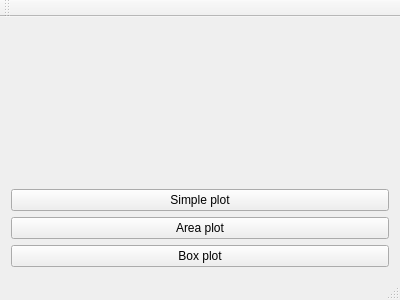
neutronimaging/sandbox, file qt/charttest/mainwindow.ui: the form before one commit.
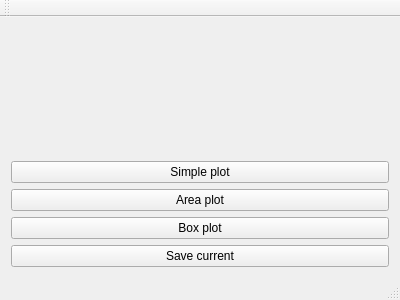
The form after the commit. Custom widgets are drawn as their Qt base class.

Commit message: Testing output to pdf

```diff
--- a/qt/charttest/mainwindow.ui
+++ b/qt/charttest/mainwindow.ui
@@ -39,6 +39,13 @@
       </property>
      </widget>
     </item>
+    <item>
+     <widget class="QPushButton" name="pushButton_4">
+      <property name="text">
+       <string>Save current</string>
+      </property>
+     </widget>
+    </item>
    </layout>
   </widget>
   <widget class="QMenuBar" name="menuBar">
```
The commit also changes 2 other files.
